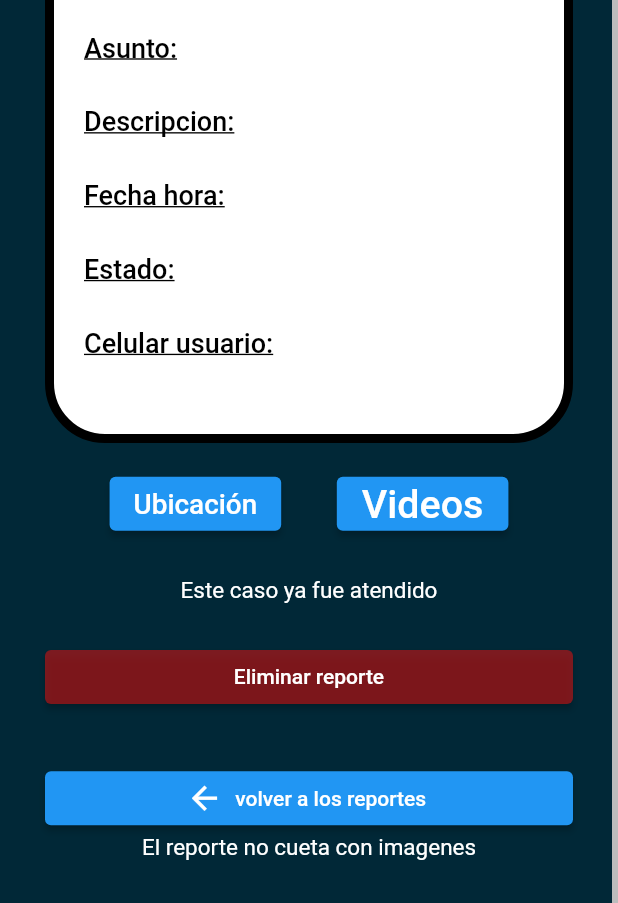
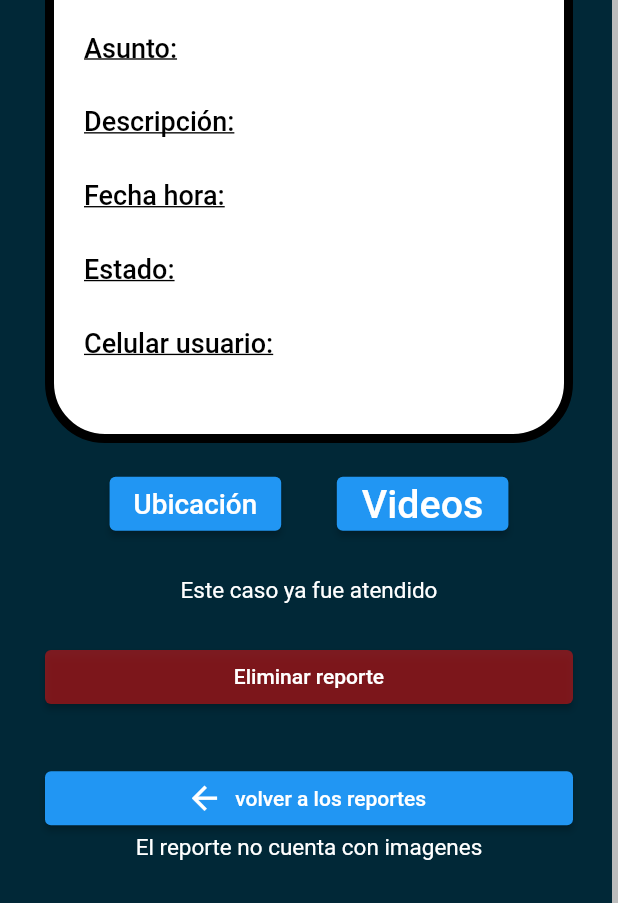
Before and after one commit to GabrielGomez9898/Tesis-2022-10, a Flutter app: the ReportDetail screen opened directly with empty values, scrolled down 193 dp, on a phone screen of 412 x 824 dp. Shown: the part 330-1233 px from the top of the screen. Run offline on Flutter 3.47's test engine with Material 2 defaults, Android fonts, the phone set to English and light mode, and no system bars; our stand-ins replace bloc, cloud_firestore, cloud_functions, contacts_service, equatable, firebase_auth and 13 more; missing offline and left inert: flutter_sms; accounts and stored records are empty; network calls fail.

Commit message:
text corrections

```diff
--- a/App/vision_civil/lib/src/ui/report_detail.dart
+++ b/App/vision_civil/lib/src/ui/report_detail.dart
@@ -170,7 +170,7 @@ class _ReportDetailState extends State<ReportDetail> {
                               child: Text(state.report.asunto),
                             ),
                             SizedBox(height: size.height * 0.01),
-                            Text("Descripcion: ",
+                            Text("Descripción: ",
                                 style: TextStyle(
                                   fontSize: 18.0,
                                   color: Color.fromARGB(255, 0, 0, 0),
@@ -457,13 +457,13 @@ class _ReportDetailState extends State<ReportDetail> {
                                   child: CircularProgressIndicator());
                             }
                           } else {
-                            return Text("El reporte no cueta con imagenes",
+                            return Text("El reporte no cuenta con imagenes",
                                 textAlign: TextAlign.center,
                                 style: TextStyle(
                                     color: Color.fromARGB(255, 255, 255, 255),
                                     fontSize: 15));
                           }
-                          return Text("El reporte no cueta con imagenes",
+                          return Text("El reporte no cuenta con imagenes",
                               textAlign: TextAlign.center,
                               style: TextStyle(
                                   color: Color.fromARGB(255, 255, 255, 255),
--- a/App/vision_civil/lib/src/ui/report_in_process.dart
+++ b/App/vision_civil/lib/src/ui/report_in_process.dart
@@ -109,7 +109,7 @@ class _ProcessReportState extends State<ProcessReport> {
                               child: Text(state.report.asunto),
                             ),
                             SizedBox(height: size.height * 0.01),
-                            Text("Descripcion: ",
+                            Text("Descripción: ",
                                 style: TextStyle(
                                   fontSize: 18.0,
                                   color: Color.fromARGB(255, 0, 0, 0),
@@ -335,13 +335,13 @@ class _ProcessReportState extends State<ProcessReport> {
                                   child: CircularProgressIndicator());
                             }
                           } else {
-                            return Text("El reporte no cueta con imagenes",
+                            return Text("El reporte no cuenta con imagenes",
                                 textAlign: TextAlign.center,
                                 style: TextStyle(
                                     color: Color.fromARGB(255, 255, 255, 255),
                                     fontSize: 15));
                           }
-                          return Text("El reporte no cueta con imagenes",
+                          return Text("El reporte no cuenta con imagenes",
                               textAlign: TextAlign.center,
                               style: TextStyle(
                                   color: Color.fromARGB(255, 255, 255, 255),
```
